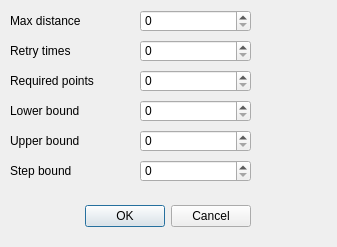
Old version of the form clockwisetrace.ui in the repository vhmquang/MasterDRR.
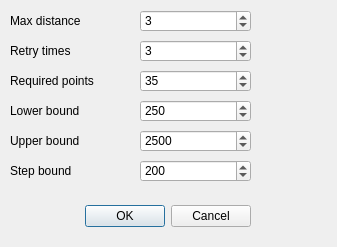
New version of the form.

Commit message: Update dialog to config xyz

Diff of the .ui file:
```diff
--- a/clockwisetrace.ui
+++ b/clockwisetrace.ui
@@ -51,6 +51,12 @@
      <height>22</height>
     </rect>
    </property>
+   <property name="maximum">
+    <number>10</number>
+   </property>
+   <property name="value">
+    <number>3</number>
+   </property>
   </widget>
   <widget class="QLabel" name="label_2">
    <property name="geometry">
@@ -126,6 +132,9 @@
      <height>22</height>
     </rect>
    </property>
+   <property name="value">
+    <number>3</number>
+   </property>
   </widget>
   <widget class="QSpinBox" name="requiredPoints">
    <property name="geometry">
@@ -136,6 +145,9 @@
      <height>22</height>
     </rect>
    </property>
+   <property name="value">
+    <number>35</number>
+   </property>
   </widget>
   <widget class="QSpinBox" name="lower">
    <property name="geometry">
@@ -146,6 +158,12 @@
      <height>22</height>
     </rect>
    </property>
+   <property name="maximum">
+    <number>10000</number>
+   </property>
+   <property name="value">
+    <number>250</number>
+   </property>
   </widget>
   <widget class="QSpinBox" name="upper">
    <property name="geometry">
@@ -156,6 +174,12 @@
      <height>22</height>
     </rect>
    </property>
+   <property name="maximum">
+    <number>10000</number>
+   </property>
+   <property name="value">
+    <number>2500</number>
+   </property>
   </widget>
   <widget class="QSpinBox" name="steps">
    <property name="geometry">
@@ -166,6 +190,12 @@
      <height>22</height>
     </rect>
    </property>
+   <property name="maximum">
+    <number>10000</number>
+   </property>
+   <property name="value">
+    <number>200</number>
+   </property>
   </widget>
  </widget>
  <resources/>
```
The commit also changes 6 other files.
